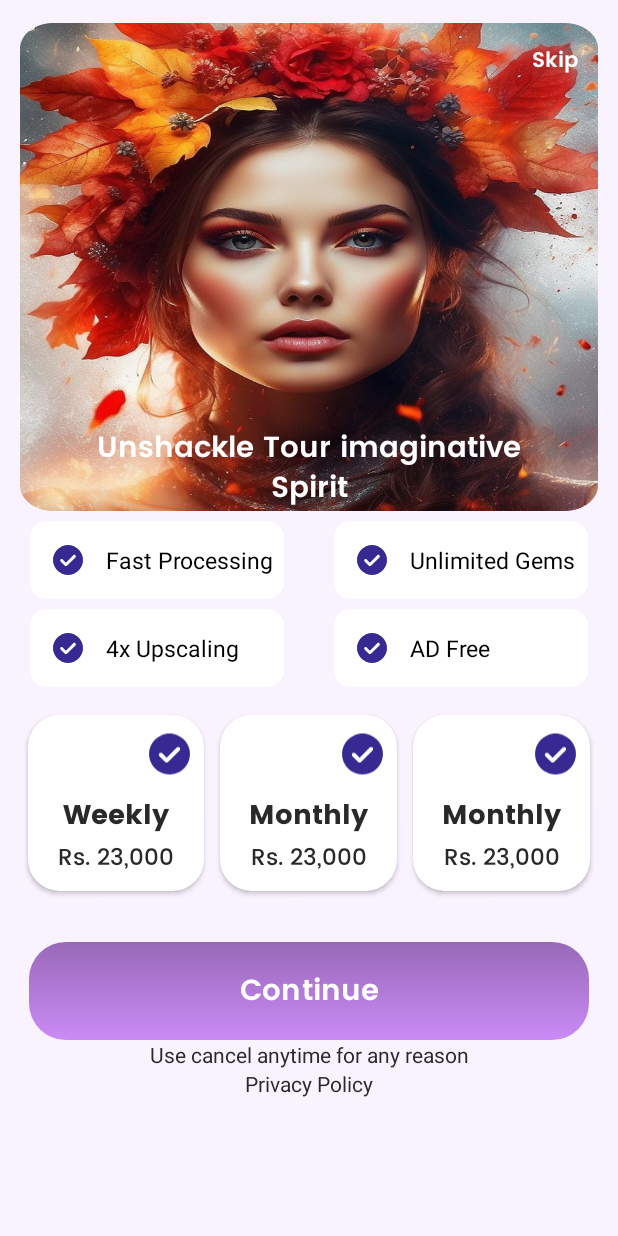
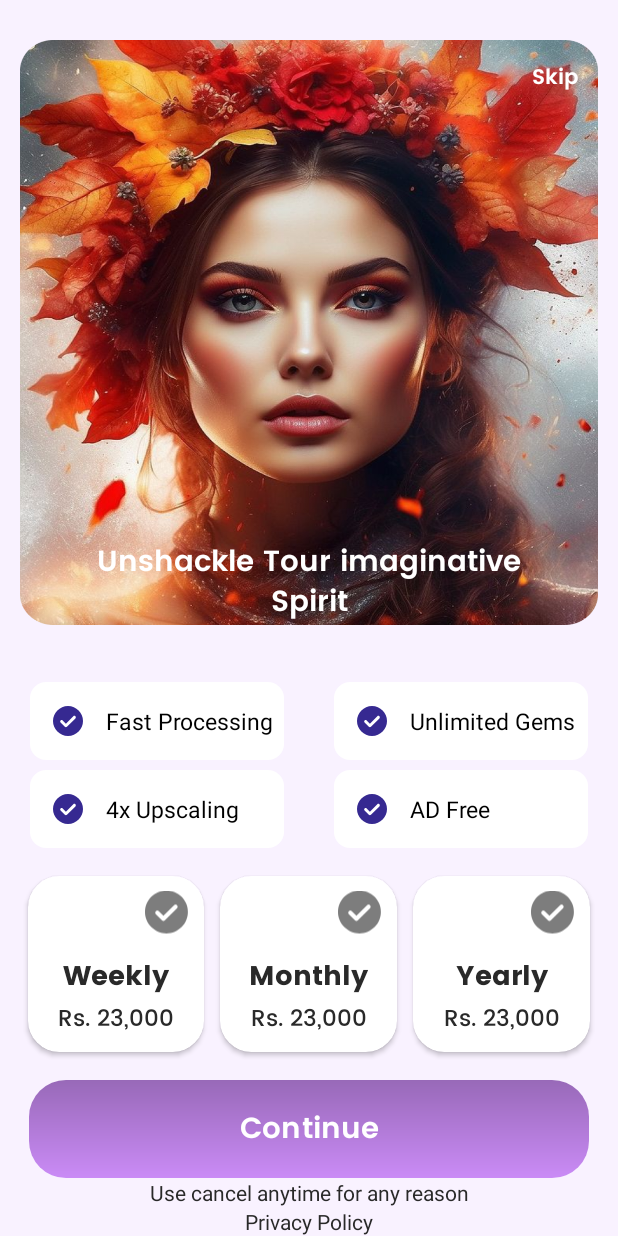
Before and after one commit to zafarsaeed12/textToImagee, an Android app: the layout fragment_premium_screen.xml on its own in the app's theme, with its tools: preview values and no code run, on a phone screen of 412 x 824 dp. Run offline under Robolectric (Android 15) with nearby library versions, the phone set to English and light mode, and no system bars.

Commit message:
design changes

```diff
--- a/app/src/main/res/drawable/ic_uncheck.xml
+++ b/app/src/main/res/drawable/ic_uncheck.xml
@@ -1,8 +1,8 @@
 <vector xmlns:android="http://schemas.android.com/apk/res/android"
-    android:width="14dp"
-    android:height="14dp"
-    android:viewportWidth="14"
-    android:viewportHeight="14">
+    android:width="16dp"
+    android:height="16dp"
+    android:viewportWidth="16"
+    android:viewportHeight="16">
   <path
       android:pathData="M6.02,8.26L4.515,6.755C4.387,6.627 4.223,6.563 4.025,6.563C3.827,6.563 3.663,6.627 3.535,6.755C3.407,6.883 3.342,7.047 3.342,7.245C3.342,7.443 3.407,7.607 3.535,7.735L5.53,9.73C5.67,9.87 5.833,9.94 6.02,9.94C6.207,9.94 6.37,9.87 6.51,9.73L10.465,5.775C10.593,5.647 10.658,5.483 10.658,5.285C10.658,5.087 10.593,4.923 10.465,4.795C10.337,4.667 10.173,4.602 9.975,4.602C9.777,4.602 9.613,4.667 9.485,4.795L6.02,8.26ZM7,14C6.032,14 5.122,13.816 4.27,13.449C3.418,13.081 2.678,12.583 2.047,11.953C1.418,11.323 0.919,10.582 0.551,9.73C0.184,8.878 0,7.968 0,7C0,6.032 0.184,5.122 0.551,4.27C0.919,3.418 1.418,2.678 2.047,2.047C2.678,1.418 3.418,0.919 4.27,0.551C5.122,0.184 6.032,0 7,0C7.968,0 8.878,0.184 9.73,0.551C10.582,0.919 11.323,1.418 11.953,2.047C12.583,2.678 13.081,3.418 13.449,4.27C13.816,5.122 14,6.032 14,7C14,7.968 13.816,8.878 13.449,9.73C13.081,10.582 12.583,11.323 11.953,11.953C11.323,12.583 10.582,13.081 9.73,13.449C8.878,13.816 7.968,14 7,14Z"
       android:fillColor="#7D7D7D"/>
--- a/app/src/main/res/layout/fragment_home.xml
+++ b/app/src/main/res/layout/fragment_home.xml
@@ -24,6 +24,7 @@
         app:layout_constraintTop_toTopOf="parent" />
 
     <ImageView
+        android:id="@+id/btnPremium"
         android:layout_width="@dimen/_25sdp"
         android:layout_height="@dimen/_25sdp"
         android:layout_marginTop="@dimen/_12sdp"
--- a/app/src/main/res/layout/fragment_premium_screen.xml
+++ b/app/src/main/res/layout/fragment_premium_screen.xml
@@ -10,25 +10,27 @@
     <androidx.constraintlayout.widget.ConstraintLayout
         android:id="@+id/constraintLayout"
         android:layout_width="match_parent"
-        android:layout_height="@dimen/_250sdp"
+        android:layout_height="@dimen/_300sdp"
         android:layout_marginStart="@dimen/_10sdp"
+        android:layout_marginTop="@dimen/_12sdp"
         android:layout_marginEnd="@dimen/_10sdp"
-        android:layout_marginTop="@dimen/_12sdp"
         android:background="@drawable/ic_premium_image"
         android:scaleType="fitXY"
+        app:layout_constraintBottom_toTopOf="@+id/constraintLayout2"
         app:layout_constraintEnd_toEndOf="parent"
         app:layout_constraintStart_toStartOf="parent"
-        app:layout_constraintTop_toTopOf="parent">
+        app:layout_constraintTop_toTopOf="parent"
+        app:layout_constraintVertical_bias="0.26">
 
         <TextView
             android:id="@+id/skip"
             android:layout_width="wrap_content"
             android:layout_height="wrap_content"
-            android:text="@string/skip"
-            android:textColor="@color/white"
             android:layout_marginTop="@dimen/_10sdp"
             android:layout_marginEnd="@dimen/_10sdp"
             android:fontFamily="@font/poppinssemibold"
+            android:text="@string/skip"
+            android:textColor="@color/white"
             app:layout_constraintEnd_toEndOf="parent"
             app:layout_constraintTop_toTopOf="parent" />
 
@@ -48,70 +50,72 @@
         android:id="@+id/constraintLayout2"
         android:layout_width="match_parent"
         android:layout_height="wrap_content"
+        android:layout_marginStart="@dimen/_10sdp"
         android:layout_marginEnd="@dimen/_10sdp"
-        android:layout_marginStart="@dimen/_10sdp"
+        app:layout_constraintBottom_toTopOf="@+id/constraintLayout3"
         app:layout_constraintEnd_toEndOf="parent"
         app:layout_constraintStart_toStartOf="parent"
-        app:layout_constraintTop_toBottomOf="@+id/constraintLayout">
+       >
 
         <androidx.appcompat.widget.AppCompatTextView
             android:id="@+id/materialButton"
             android:layout_width="@dimen/_130sdp"
             android:layout_height="@dimen/_40sdp"
+            android:layout_margin="@dimen/_5sdp"
             android:background="@drawable/bg_home"
+            android:drawablePadding="@dimen/_10sdp"
+            android:gravity="center_vertical"
+            android:paddingStart="@dimen/_10sdp"
             android:text="@string/fast_process"
             android:textColor="@color/black"
-            android:gravity="center_vertical"
-            android:drawablePadding="@dimen/_10sdp"
-            android:paddingStart="@dimen/_10sdp"
             android:textSize="@dimen/_12sdp"
-            android:layout_margin="@dimen/_5sdp"
+            app:drawableStartCompat="@drawable/ic_check"
             app:layout_constraintStart_toStartOf="parent"
-            app:layout_constraintTop_toTopOf="parent"
-            app:drawableStartCompat="@drawable/ic_check" />
+            app:layout_constraintTop_toTopOf="parent" />
 
         <androidx.appcompat.widget.AppCompatTextView
             android:id="@+id/materialButton2"
             android:layout_width="@dimen/_130sdp"
             android:layout_height="@dimen/_40sdp"
             android:layout_margin="@dimen/_5sdp"
+            android:background="@drawable/bg_home"
+            android:drawableStart="@drawable/ic_check"
+            android:drawablePadding="@dimen/_10sdp"
             android:gravity="center_vertical"
             android:paddingStart="@dimen/_10sdp"
-            android:background="@drawable/bg_home"
-            android:drawablePadding="@dimen/_10sdp"
             android:text="@string/unlimitted_gems"
             android:textColor="@color/black"
             android:textSize="@dimen/_12sdp"
-            android:drawableStart="@drawable/ic_check"
             app:layout_constraintEnd_toEndOf="parent"
             app:layout_constraintTop_toTopOf="parent" />
 
 
     </androidx.constraintlayout.widget.ConstraintLayout>
+
     <androidx.constraintlayout.widget.ConstraintLayout
         android:id="@+id/constraintLayout3"
         android:layout_width="match_parent"
         android:layout_height="wrap_content"
+        android:layout_marginStart="@dimen/_10sdp"
+        android:layout_marginEnd="@dimen/_10sdp"
+        app:layout_constraintBottom_toTopOf="@+id/constraintLayout4"
         app:layout_constraintEnd_toEndOf="parent"
-        android:layout_marginEnd="@dimen/_10sdp"
-        android:layout_marginStart="@dimen/_10sdp"
         app:layout_constraintStart_toStartOf="parent"
-        app:layout_constraintTop_toBottomOf="@+id/constraintLayout2"
-        >
+       >
 
         <androidx.appcompat.widget.AppCompatTextView
             android:id="@+id/materialButton3"
             android:layout_width="@dimen/_130sdp"
             android:layout_height="@dimen/_40sdp"
+            android:layout_margin="@dimen/_5sdp"
             android:background="@drawable/bg_home"
+            android:drawableStart="@drawable/ic_check"
+            android:drawablePadding="@dimen/_10sdp"
+            android:gravity="center_vertical"
+            android:paddingStart="@dimen/_10sdp"
             android:text="@string/x_upsscaliing"
             android:textColor="@color/black"
             android:textSize="@dimen/_12sdp"
-            android:layout_margin="@dimen/_5sdp"
-            android:drawableStart="@drawable/ic_check"
-            android:paddingStart="@dimen/_10sdp"
-            android:drawablePadding="@dimen/_10sdp"
-            android:gravity="center_vertical"
             app:layout_constraintStart_toStartOf="parent"
             app:layout_constraintTop_toTopOf="parent" />
 
@@ -120,14 +124,14 @@
             android:layout_width="@dimen/_130sdp"
             android:layout_height="@dimen/_40sdp"
             android:layout_margin="@dimen/_5sdp"
+            android:background="@drawable/bg_home"
+            android:drawableStart="@drawable/ic_check"
+            android:drawablePadding="@dimen/_10sdp"
+            android:gravity="center_vertical"
+            android:paddingStart="@dimen/_10sdp"
             android:text="@string/ads_free"
             android:textColor="@color/black"
             android:textSize="@dimen/_12sdp"
-            android:background="@drawable/bg_home"
-            android:drawableStart="@drawable/ic_check"
-            android:paddingStart="@dimen/_10sdp"
-            android:drawablePadding="@dimen/_10sdp"
-            android:gravity="center_vertical"
             app:layout_constraintEnd_toEndOf="parent"
             app:layout_constraintTop_toTopOf="parent" />
 
@@ -141,17 +145,18 @@
         android:orientation="horizontal"
         android:padding="@dimen/_10sdp"
         android:weightSum="3"
+        app:layout_constraintBottom_toTopOf="@+id/btn_getstarted"
         app:layout_constraintEnd_toEndOf="parent"
         app:layout_constraintStart_toStartOf="parent"
-        app:layout_constraintTop_toBottomOf="@+id/constraintLayout3">
+        >
 
 
         <androidx.cardview.widget.CardView
-            android:id="@+id/weeklypremium"
+            android:id="@+id/weeklyPremium"
             android:layout_width="0dp"
             android:layout_height="@dimen/_90sdp"
+            android:layout_margin="@dimen/_4sdp"
             android:layout_weight="1"
-            android:layout_margin="@dimen/_4sdp"
             app:cardCornerRadius="@dimen/_16sdp"
             app:layout_constraintStart_toStartOf="parent"
             app:layout_constraintTop_toTopOf="parent">
@@ -161,11 +166,11 @@
                 android:layout_height="match_parent">
 
                 <ImageView
-                    android:id="@+id/imageView"
+                    android:id="@+id/weeklyCheck"
                     android:layout_width="@dimen/_25sdp"
                     android:layout_height="@dimen/_40sdp"
                     android:layout_marginEnd="@dimen/_5sdp"
-                    android:src="@drawable/ic_check"
+                    android:src="@drawable/ic_uncheck"
                     app:layout_constraintEnd_toEndOf="parent"
                     app:layout_constraintTop_toTopOf="parent" />
 
@@ -179,7 +184,7 @@
                     android:textSize="@dimen/_14sdp"
                     app:layout_constraintEnd_toEndOf="parent"
                     app:layout_constraintStart_toStartOf="parent"
-                    app:layout_constraintTop_toBottomOf="@+id/imageView" />
+                    app:layout_constraintTop_toBottomOf="@+id/weeklyCheck" />
 
                 <TextView
                     android:layout_width="wrap_content"
@@ -198,11 +203,11 @@
         </androidx.cardview.widget.CardView>
 
         <androidx.cardview.widget.CardView
-            android:id="@+id/monthly"
+            android:id="@+id/monthlyPremium"
             android:layout_width="0dp"
-            android:layout_weight="1"
             android:layout_height="@dimen/_90sdp"
             android:layout_margin="@dimen/_4sdp"
+            android:layout_weight="1"
             app:cardCornerRadius="@dimen/_16sdp"
             app:layout_constraintStart_toEndOf="@+id/weeklypremium"
             app:layout_constraintTop_toTopOf="parent">
@@ -212,11 +217,11 @@
                 android:layout_height="match_parent">
 
                 <ImageView
-                    android:id="@+id/imageView1"
+                    android:id="@+id/monthlyCheck"
                     android:layout_width="@dimen/_25sdp"
                     android:layout_height="@dimen/_40sdp"
                     android:layout_marginEnd="@dimen/_5sdp"
-                    android:src="@drawable/ic_check"
+                    android:src="@drawable/ic_uncheck"
                     app:layout_constraintEnd_toEndOf="parent"
                     app:layout_constraintTop_toTopOf="parent" />
 
@@ -230,7 +235,7 @@
                     android:textSize="@dimen/_14sdp"
                     app:layout_constraintEnd_toEndOf="parent"
                     app:layout_constraintStart_toStartOf="parent"
-                    app:layout_constraintTop_toBottomOf="@+id/imageView1" />
+                    app:layout_constraintTop_toBottomOf="@+id/monthlyCheck" />
 
                 <TextView
                     android:layout_width="wrap_content"
@@ -249,10 +254,11 @@
         </androidx.cardview.widget.CardView>
 
         <androidx.cardview.widget.CardView
+            android:id="@+id/yearlyPremium"
             android:layout_width="0dp"
             android:layout_height="@dimen/_90sdp"
+            android:layout_margin="@dimen/_4sdp"
             android:layout_weight="1"
-            android:layout_margin="@dimen/_4sdp"
             app:cardCornerRadius="@dimen/_16sdp"
             app:layout_constraintStart_toEndOf="@+id/monthly"
             app:layout_constraintTop_toTopOf="parent">
@@ -262,11 +268,11 @@
                 android:layout_height="match_parent">
 
                 <ImageView
-                    android:id="@+id/imageView2"
+                    android:id="@+id/yearlyCheck"
                     android:layout_width="@dimen/_25sdp"
                     android:layout_height="@dimen/_40sdp"
                     android:layout_marginEnd="@dimen/_5sdp"
-                    android:src="@drawable/ic_check"
+                    android:src="@drawable/ic_uncheck"
                     app:layout_constraintEnd_toEndOf="parent"
                     app:layout_constraintTop_toTopOf="parent" />
 
@@ -275,12 +281,12 @@
                     android:layout_width="wrap_content"
                     android:layout_height="wrap_content"
                     android:fontFamily="@font/poppinsbold"
-                    android:text="@string/monthly"
+                    android:text="@string/yearly_premium"
                     android:textColor="@color/lightblack"
                     android:textSize="@dimen/_14sdp"
                     app:layout_constraintEnd_toEndOf="parent"
                     app:layout_constraintStart_toStartOf="parent"
-                    app:layout_constraintTop_toBottomOf="@+id/imageView2" />
+                    app:layout_constraintTop_toBottomOf="@+id/yearlyCheck" />
 
                 <TextView
                     android:layout_width="wrap_content"
@@ -308,15 +314,14 @@
         android:layout_marginStart="@dimen/_15sdp"
         android:layout_marginEnd="@dimen/_15sdp"
         android:background="@drawable/bg_buttons"
-        app:backgroundTint="@null"
         android:fontFamily="@font/poppinssemibold"
         android:text="@string/continue_btn"
-        android:layout_marginTop="@dimen/_12sdp"
         android:textColor="@color/white"
         android:textSize="@dimen/_15sdp"
+        app:backgroundTint="@null"
+        app:layout_constraintBottom_toTopOf="@+id/textView3"
         app:layout_constraintEnd_toEndOf="parent"
-        app:layout_constraintStart_toStartOf="parent"
-        app:layout_constraintTop_toBottomOf="@+id/constraintLayout4" />
+        app:layout_constraintStart_toStartOf="parent" />
 
     <TextView
         android:id="@+id/textView3"
@@ -325,23 +330,19 @@
         android:gravity="center"
         android:text="@string/text_t"
         android:textColor="@color/lightblack"
+        app:layout_constraintBottom_toTopOf="@+id/textView6"
         app:layout_constraintEnd_toEndOf="parent"
         app:layout_constraintStart_toStartOf="parent"
-        app:layout_constraintTop_toBottomOf="@+id/btn_getstarted" />
+        />
 
     <TextView
+        android:id="@+id/textView6"
         android:layout_width="wrap_content"
         android:layout_height="wrap_content"
         android:text="@string/privcy_policy"
         android:textColor="@color/lightblack"
+        app:layout_constraintBottom_toBottomOf="parent"
         app:layout_constraintEnd_toEndOf="parent"
-        app:layout_constraintStart_toStartOf="parent"
-        app:layout_constraintTop_toBottomOf="@+id/textView3" />
-
-
-
-
-
-
+        app:layout_constraintStart_toStartOf="parent" />
 
 </androidx.constraintlayout.widget.ConstraintLayout>
--- a/app/src/main/res/navigation/splash_nav.xml
+++ b/app/src/main/res/navigation/splash_nav.xml
@@ -39,6 +39,7 @@
         <action
             android:id="@+id/action_parentFragment_to_profileViewFragment2"
             app:destination="@id/profileViewFragment2" />
+
     </fragment>
     <fragment
         android:id="@+id/resultFragment"
--- a/app/src/main/res/values/strings.xml
+++ b/app/src/main/res/values/strings.xml
@@ -63,4 +63,5 @@
     <string name="upgrade_your">Upgrade Your Access</string>
     <string name="cancel">Cancel</string>
     <string name="percentage">0%</string>
+    <string name="yearly_premium">Yearly</string>
 </resources>
```
Also changed, not shown: app/src/main/java/com/shabban/texttoimage/presentation/UI/fragments/HomeFragment.kt (+45 -3 lines), app/src/main/java/com/shabban/texttoimage/presentation/UI/fragments/PremiumScreen.kt (+32 -0 lines), app/src/main/res/layout/dailuge.xml (+10 -15 lines).
